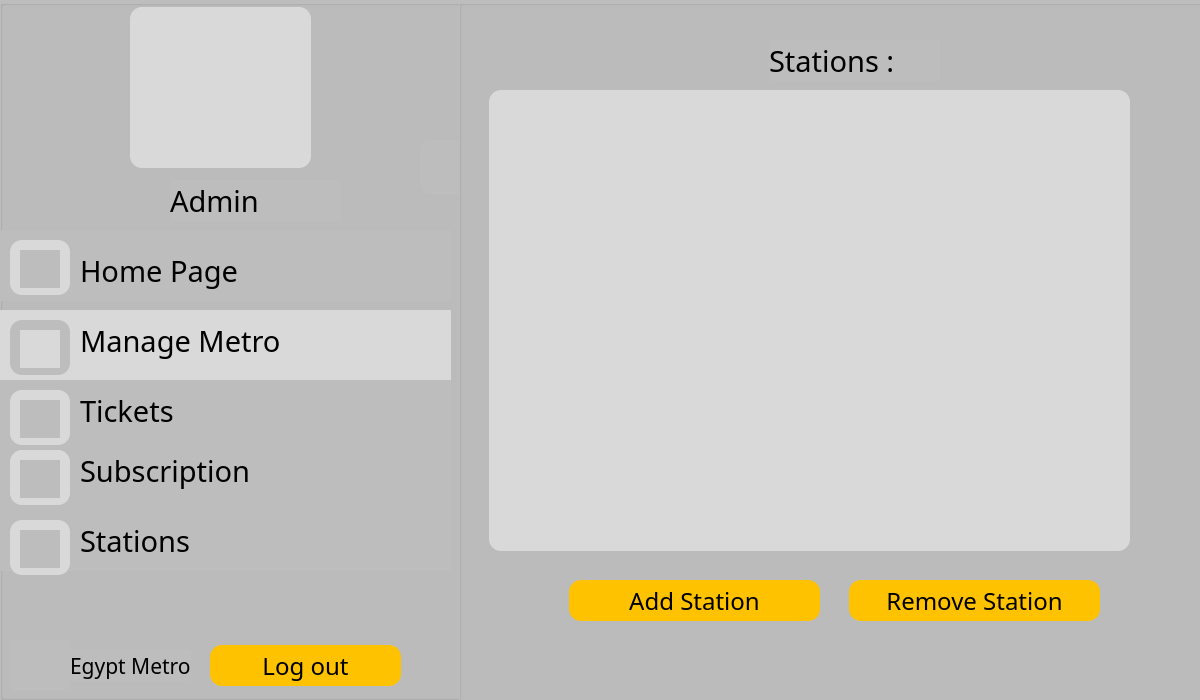
First picture: the form in adminmanagemetrootions.ui, repository hager55m/Metro-Mate-DS, before the edit.
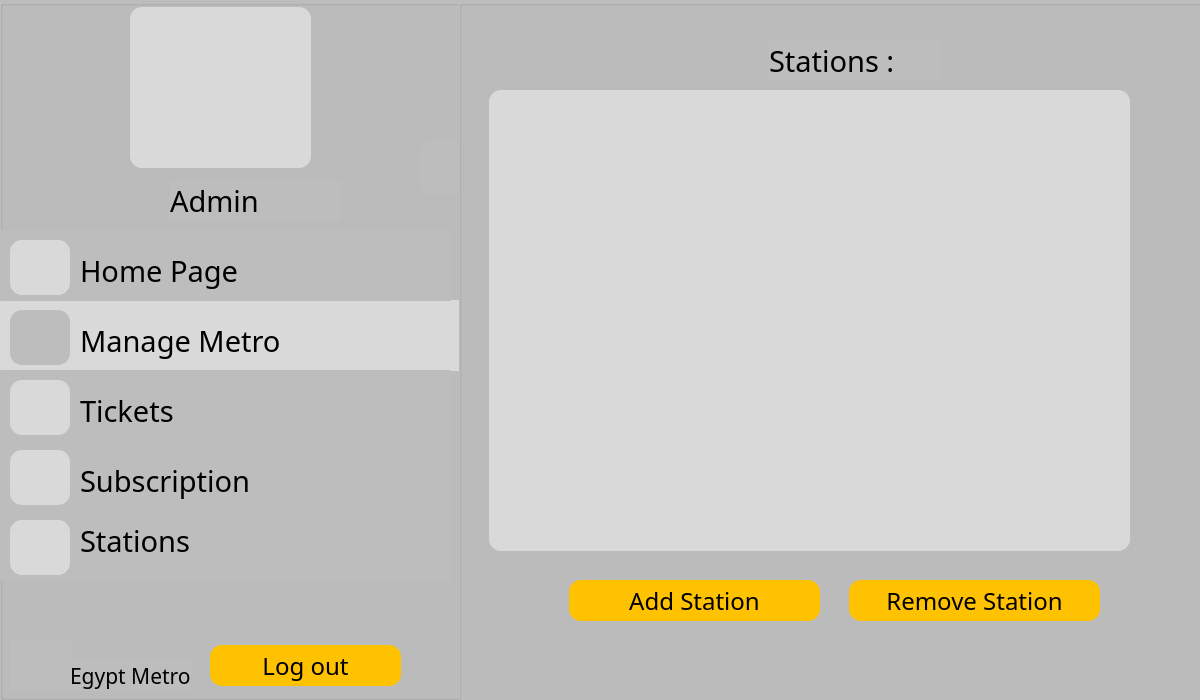
Second picture: the form after the edit.

Patch:
```diff
--- a/adminmanagemetrootions.ui
+++ b/adminmanagemetrootions.ui
@@ -45,22 +45,6 @@
      <string/>
     </property>
    </widget>
-   <widget class="QLabel" name="homepic_2">
-    <property name="geometry">
-     <rect>
-      <x>20</x>
-      <y>250</y>
-      <width>40</width>
-      <height>38</height>
-     </rect>
-    </property>
-    <property name="styleSheet">
-     <string notr="true">background-color: #BDBDBD;</string>
-    </property>
-    <property name="text">
-     <string/>
-    </property>
-   </widget>
    <widget class="QLabel" name="Metro_2">
     <property name="geometry">
      <rect>
@@ -78,7 +62,7 @@
     <property name="geometry">
      <rect>
       <x>70</x>
-      <y>650</y>
+      <y>660</y>
       <width>121</width>
       <height>31</height>
      </rect>
@@ -202,7 +186,7 @@
     <property name="geometry">
      <rect>
       <x>80</x>
-      <y>450</y>
+      <y>460</y>
       <width>171</width>
       <height>41</height>
      </rect>
@@ -221,8 +205,8 @@
     <property name="geometry">
      <rect>
       <x>0</x>
-      <y>310</y>
-      <width>451</width>
+      <y>300</y>
+      <width>461</width>
       <height>71</height>
      </rect>
     </property>
@@ -238,7 +222,7 @@
     <property name="geometry">
      <rect>
       <x>0</x>
-      <y>380</y>
+      <y>370</y>
       <width>451</width>
       <height>71</height>
      </rect>
@@ -289,7 +273,7 @@
     <property name="geometry">
      <rect>
       <x>0</x>
-      <y>500</y>
+      <y>510</y>
       <width>451</width>
       <height>71</height>
      </rect>
@@ -340,7 +324,7 @@
      <string>Tickets</string>
     </property>
    </widget>
-   <widget class="QLabel" name="label_13">
+   <widget class="QLabel" name="homepic_2">
     <property name="geometry">
      <rect>
       <x>10</x>
@@ -360,24 +344,8 @@
    <widget class="QLabel" name="ManageMetro">
     <property name="geometry">
      <rect>
-      <x>20</x>
-      <y>330</y>
-      <width>40</width>
-      <height>38</height>
-     </rect>
-    </property>
-    <property name="styleSheet">
-     <string notr="true">background-color: #D9D9D9;</string>
-    </property>
-    <property name="text">
-     <string/>
-    </property>
-   </widget>
-   <widget class="QLabel" name="label_34">
-    <property name="geometry">
-     <rect>
       <x>10</x>
-      <y>320</y>
+      <y>310</y>
       <width>60</width>
       <height>55</height>
      </rect>
@@ -390,61 +358,11 @@
      <string/>
     </property>
    </widget>
-   <widget class="QLabel" name="label_37">
-    <property name="geometry">
-     <rect>
-      <x>10</x>
-      <y>450</y>
-      <width>60</width>
-      <height>55</height>
-     </rect>
-    </property>
-    <property name="styleSheet">
-     <string notr="true">background-color: #D9D9D9;
-border-radius: 12;</string>
-    </property>
-    <property name="text">
-     <string/>
-    </property>
-   </widget>
    <widget class="QLabel" name="Subscribtion">
     <property name="geometry">
      <rect>
-      <x>20</x>
-      <y>460</y>
-      <width>40</width>
-      <height>38</height>
-     </rect>
-    </property>
-    <property name="styleSheet">
-     <string notr="true">background-color: #BDBDBD;</string>
-    </property>
-    <property name="text">
-     <string/>
-    </property>
-   </widget>
-   <widget class="QLabel" name="label_38">
-    <property name="geometry">
-     <rect>
       <x>10</x>
-      <y>520</y>
-      <width>60</width>
-      <height>55</height>
-     </rect>
-    </property>
-    <property name="styleSheet">
-     <string notr="true">background-color: #D9D9D9;
-border-radius: 12;</string>
-    </property>
-    <property name="text">
-     <string/>
-    </property>
-   </widget>
-   <widget class="QLabel" name="label_35">
-    <property name="geometry">
-     <rect>
-      <x>10</x>
-      <y>390</y>
+      <y>450</y>
       <width>60</width>
       <height>55</height>
      </rect>
@@ -460,14 +378,32 @@
    <widget class="QLabel" name="Station">
     <property name="geometry">
      <rect>
-      <x>20</x>
-      <y>530</y>
-      <width>40</width>
-      <height>38</height>
+      <x>10</x>
+      <y>520</y>
+      <width>60</width>
+      <height>55</height>
      </rect>
     </property>
     <property name="styleSheet">
-     <string notr="true">background-color: #BDBDBD;</string>
+     <string notr="true">background-color: #D9D9D9;
+border-radius: 12;</string>
+    </property>
+    <property name="text">
+     <string/>
+    </property>
+   </widget>
+   <widget class="QLabel" name="Ticket">
+    <property name="geometry">
+     <rect>
+      <x>10</x>
+      <y>380</y>
+      <width>60</width>
+      <height>55</height>
+     </rect>
+    </property>
+    <property name="styleSheet">
+     <string notr="true">background-color: #D9D9D9;
+border-radius: 12;</string>
     </property>
     <property name="text">
      <string/>
@@ -490,22 +426,6 @@
      <string/>
     </property>
    </widget>
-   <widget class="QLabel" name="Ticket">
-    <property name="geometry">
-     <rect>
-      <x>20</x>
-      <y>400</y>
-      <width>40</width>
-      <height>38</height>
-     </rect>
-    </property>
-    <property name="styleSheet">
-     <string notr="true">background-color: #BDBDBD;</string>
-    </property>
-    <property name="text">
-     <string/>
-    </property>
-   </widget>
    <widget class="QGroupBox" name="groupBox_2">
     <property name="geometry">
      <rect>
```
Left out of the diff: 11 changed lines with no effect on the pictures.
